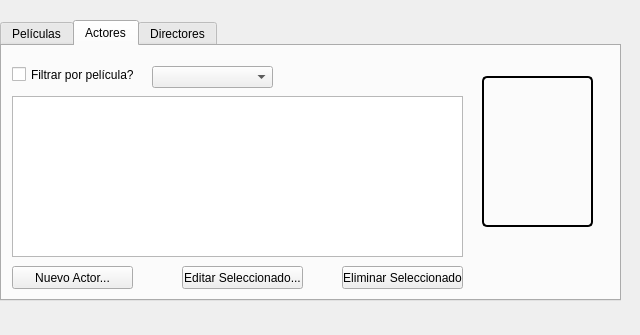
Before: the Qt Designer form Programa/ui_files/main.ui in fr4j4/TrabajoTallerConstruccionSw, drawn with Qt 5.
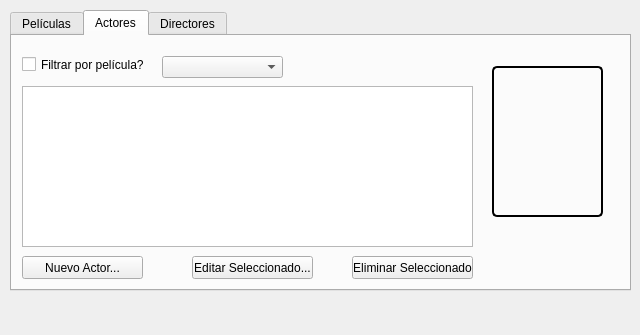
After: the same form once the commit is applied. The open tabs and pages were chosen to show the change.

Commit message: muestra foto del actor en la interfaz :ok_hand:

```diff
--- a/Programa/ui_files/main.ui
+++ b/Programa/ui_files/main.ui
@@ -17,8 +17,8 @@
    <widget class="QTabWidget" name="tabWidget">
     <property name="geometry">
      <rect>
-      <x>0</x>
-      <y>20</y>
+      <x>10</x>
+      <y>10</y>
       <width>621</width>
       <height>281</height>
      </rect>
@@ -126,17 +126,7 @@
      <attribute name="title">
       <string>Actores</string>
      </attribute>
-     <widget class="QTableView" name="Tabla_2">
-      <property name="geometry">
-       <rect>
-        <x>10</x>
-        <y>50</y>
-        <width>451</width>
-        <height>161</height>
-       </rect>
-      </property>
-     </widget>
-     <widget class="QLabel" name="Display_2">
+     <widget class="QLabel" name="actor_image">
       <property name="geometry">
        <rect>
         <x>480</x>
@@ -217,6 +207,30 @@
        <string>Nuevo Actor...</string>
       </property>
      </widget>
+     <widget class="QTableWidget" name="tabla_actores">
+      <property name="geometry">
+       <rect>
+        <x>10</x>
+        <y>50</y>
+        <width>451</width>
+        <height>161</height>
+       </rect>
+      </property>
+      <property name="selectionMode">
+       <enum>QAbstractItemView::SingleSelection</enum>
+      </property>
+      <property name="selectionBehavior">
+       <enum>QAbstractItemView::SelectRows</enum>
+      </property>
+     </widget>
+     <zorder>actor_image</zorder>
+     <zorder>BEliminar_2</zorder>
+     <zorder>BEditar_2</zorder>
+     <zorder>comboBox_2</zorder>
+     <zorder>checkBox_2</zorder>
+     <zorder>BNuevo_2</zorder>
+     <zorder>tabla_actores</zorder>
+     <zorder>tabla_actores</zorder>
     </widget>
     <widget class="QWidget" name="Directores">
      <attribute name="title">
```
Left out of the diff: 67 changed lines with no effect on the pictures. The commit also changes 9 other files.
